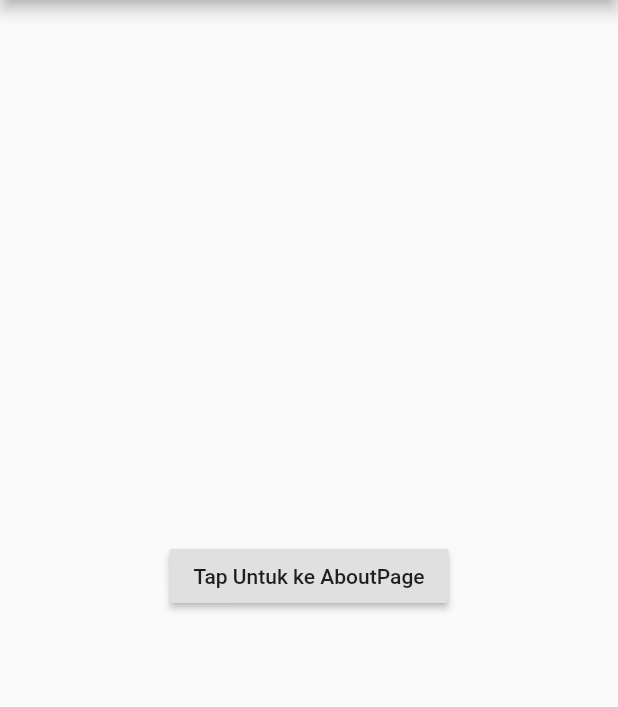
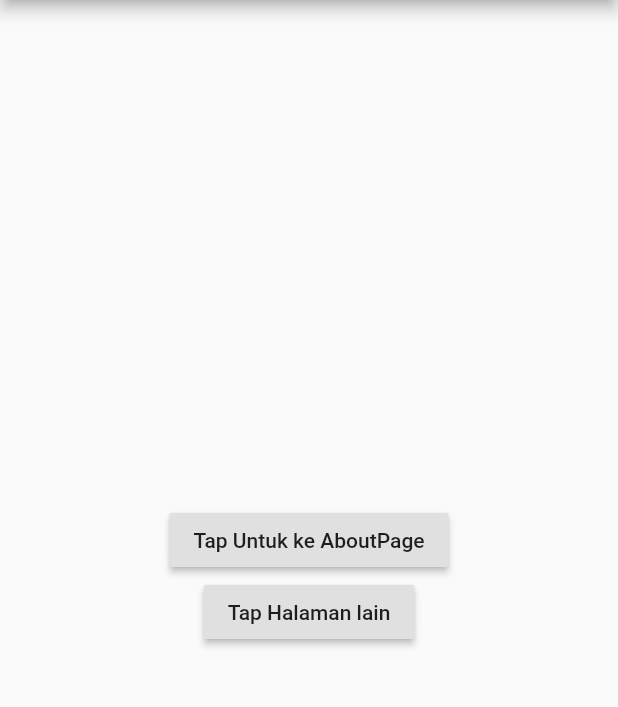
Before and after one commit to rosydaqbar/raden_06tple019, a Flutter app: the screen it shows after launch, on a phone screen of 412 x 824 dp, the part 84-791 px from its top. Run offline on Flutter 3.47's test engine with Material 2 defaults, Android fonts, the phone set to English and light mode, and no system bars.

Commit message:
Pertemuan 5
update untuk route

```diff
--- /dev/null
+++ b/pertemuan_5dan6/lib/screen.dart
@@ -0,0 +1,50 @@
+import 'package:flutter/material.dart';
+
+class HomePage extends StatelessWidget {
+  @override
+  Widget build(BuildContext context) {
+    return Scaffold(
+      appBar: AppBar(
+        title: Text('Belajar Routing'),
+      ),
+      body: Center(
+        child: Column(
+          mainAxisAlignment: MainAxisAlignment.center,
+          children: [
+            RaisedButton(
+              onPressed: () {
+                Navigator.pushNamed(context, '/about');
+              },
+              child: Text('Tap Untuk ke AboutPage'),
+            ),
+            RaisedButton(
+              onPressed: () {
+                Navigator.pushNamed(context, '/halaman-404');
+              },
+              child: Text('Tap Halaman lain'),
+            ),
+          ],
+        ),
+      ),
+    );
+  }
+}
+
+class AboutPage extends StatelessWidget {
+  @override
+  Widget build(BuildContext context) {
+    return Scaffold(
+      appBar: AppBar(
+        title: Text('Tentang Aplikasi'),
+      ),
+      body: Center(
+        child: RaisedButton(
+          onPressed: () {
+            Navigator.pop(context);
+          },
+          child: Text('Kembali'),
+        ),
+      ),
+    );
+  }
+}
```
Also changed, not shown: pertemuan_5dan6/lib/main.dart (+2 -40 lines), pertemuan_5dan6/lib/routes.dart (added, +27 -0 lines).
